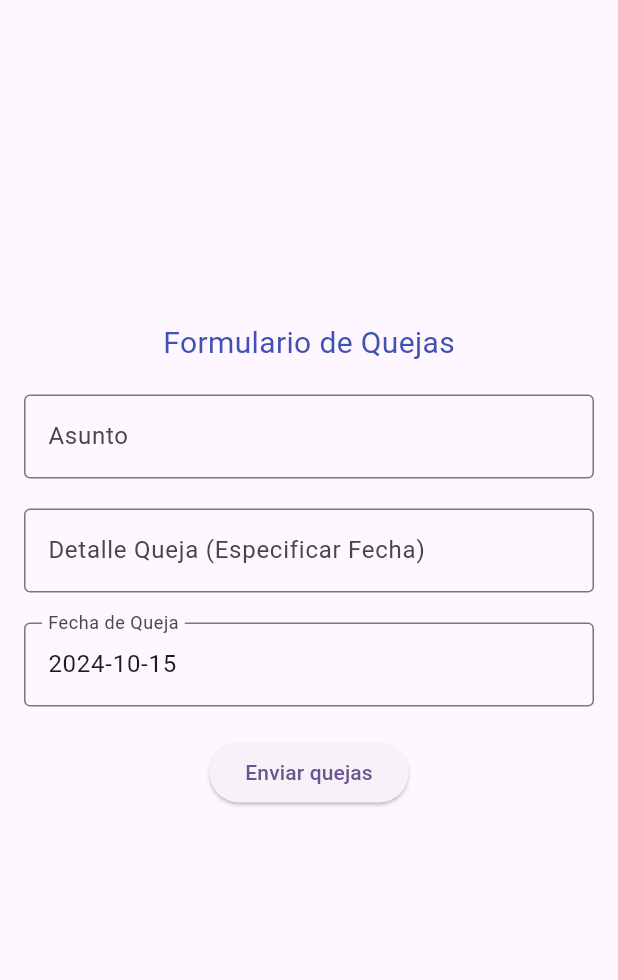
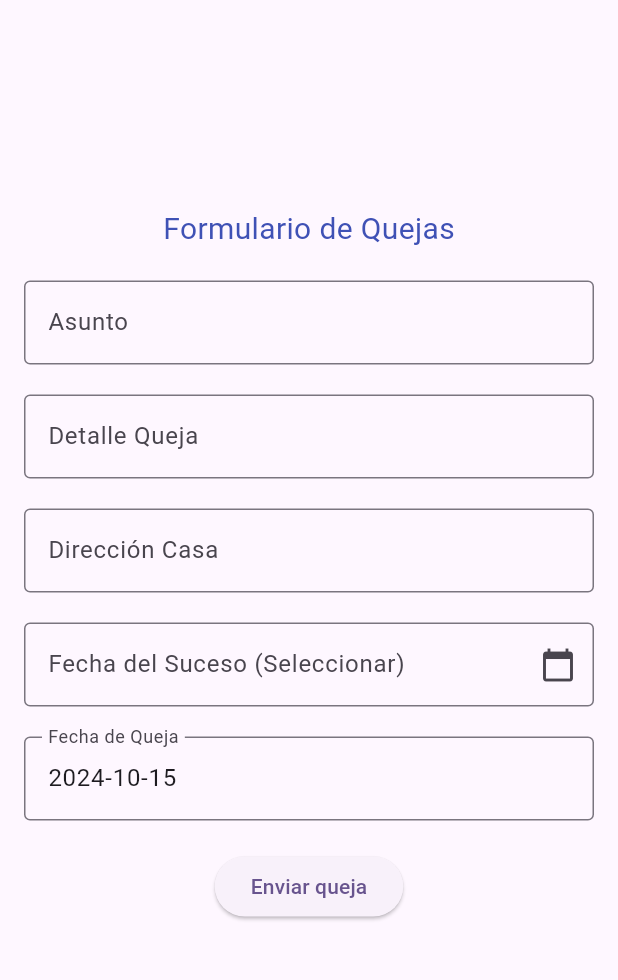
Before and after one commit to ccabrerastu/loginquejas, a Flutter app: the QuejasPage screen opened directly, on a phone screen of 412 x 824 dp, the part 63-1043 px from its top. Run offline on Flutter 3.47's test engine with Material 3 defaults, Android fonts, the phone set to English and light mode, and no system bars.

Commit message:
agregndo campos

```diff
--- a/lib/quejas.dart
+++ b/lib/quejas.dart
@@ -1,5 +1,6 @@
 import 'package:flutter/material.dart';
-import 'package:intl/intl.dart';
+import 'package:intl/intl.dart'; // Para formatear la fecha
+
 class QuejasPage extends StatefulWidget {
   final String title;
   const QuejasPage({super.key, required this.title});
@@ -10,7 +11,10 @@ class QuejasPage extends StatefulWidget {
 class _QuejasPageState extends State<QuejasPage> {
   final TextEditingController _asunto = TextEditingController();
   final TextEditingController _detalldequeja = TextEditingController();
+  final TextEditingController _direccioncasa = TextEditingController();
+
   late TextEditingController _fechaController;
+  final TextEditingController _fechaSeleccionadaController = TextEditingController();
   String _mensajeLogin = '';
 
   @override
@@ -20,15 +24,31 @@ class _QuejasPageState extends State<QuejasPage> {
     _fechaController = TextEditingController(text: fechaActual);
   }
 
+  Future<void> _selectDate(BuildContext context) async {
+    DateTime? selectedDate = await showDatePicker(
+      context: context,
+      initialDate: DateTime.now(),
+      firstDate: DateTime(2000),
+      lastDate: DateTime(2100),
+    );
+
+    if (selectedDate != null) {
+      setState(() {
+        _fechaSeleccionadaController.text = DateFormat('yyyy-MM-dd').format(selectedDate);
+      });
+    }
+  }
+
   void _registrarQueja() {
     setState(() {
-      _mensajeLogin = 'Queja registrada el ${_fechaController.text}';
+      _mensajeLogin = 'Queja registrada el ${_fechaSeleccionadaController.text.isNotEmpty ? _fechaSeleccionadaController.text : _fechaController.text}';
     });
   }
 
   @override
   void dispose() {
     _fechaController.dispose();
+    _fechaSeleccionadaController.dispose();
     super.dispose();
   }
 
@@ -59,9 +79,30 @@ class _QuejasPageState extends State<QuejasPage> {
             TextFormField(
               controller: _detalldequeja,
               decoration: const InputDecoration(
-                labelText: 'Detalle Queja (Especificar Fecha)',
+                labelText: 'Detalle Queja',
                 border: OutlineInputBorder(),
               ),
+            ),
+            const SizedBox(height: 20),
+            TextFormField(
+              controller: _direccioncasa,
+              decoration: const InputDecoration(
+                labelText: 'Dirección Casa',
+                border: OutlineInputBorder(),
+              ),
+            ),
+            const SizedBox(height: 20),
+            TextFormField(
+              controller: _fechaSeleccionadaController,
+              decoration: const InputDecoration(
+                labelText: 'Fecha del Suceso (Seleccionar)',
+                border: OutlineInputBorder(),
+                suffixIcon: Icon(Icons.calendar_today),
+              ),
+              readOnly: true,
+              onTap: () {
+                _selectDate(context);
+              },
             ),
             const SizedBox(height: 20),
             TextFormField(
@@ -75,7 +116,7 @@ class _QuejasPageState extends State<QuejasPage> {
             const SizedBox(height: 20),
             ElevatedButton(
               onPressed: _registrarQueja,
-              child: const Text('Enviar quejas'),
+              child: const Text('Enviar queja'),
             ),
             const SizedBox(height: 20),
             Text(
```
